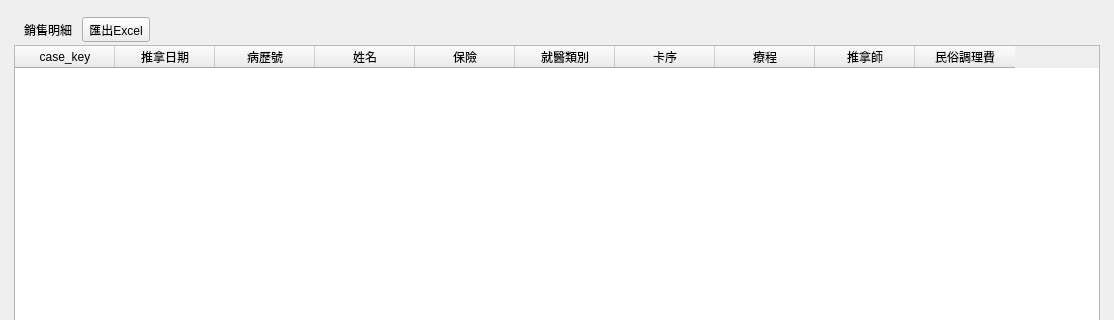
Qt form ui/statistics_massager_list.ui (picacat/pymedical) before a commit; both pictures show x 0 to 1114 and y 0 to 320 of the 1114 by 865 pixel window.
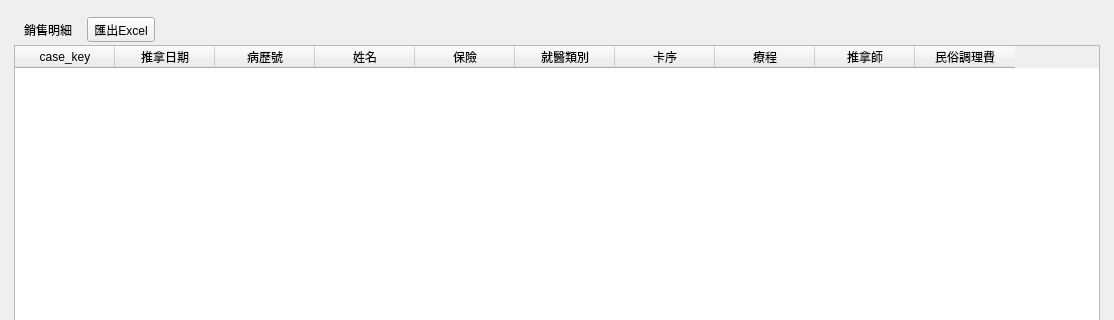
The same form after that commit. Icons and pictures are not drawn.

```diff
--- a/ui/statistics_massager_list.ui
+++ b/ui/statistics_massager_list.ui
@@ -38,7 +38,7 @@
             <item>
              <layout class="QHBoxLayout" name="horizontalLayout_7">
               <property name="spacing">
-               <number>10</number>
+               <number>15</number>
               </property>
               <property name="topMargin">
                <number>3</number>
```
